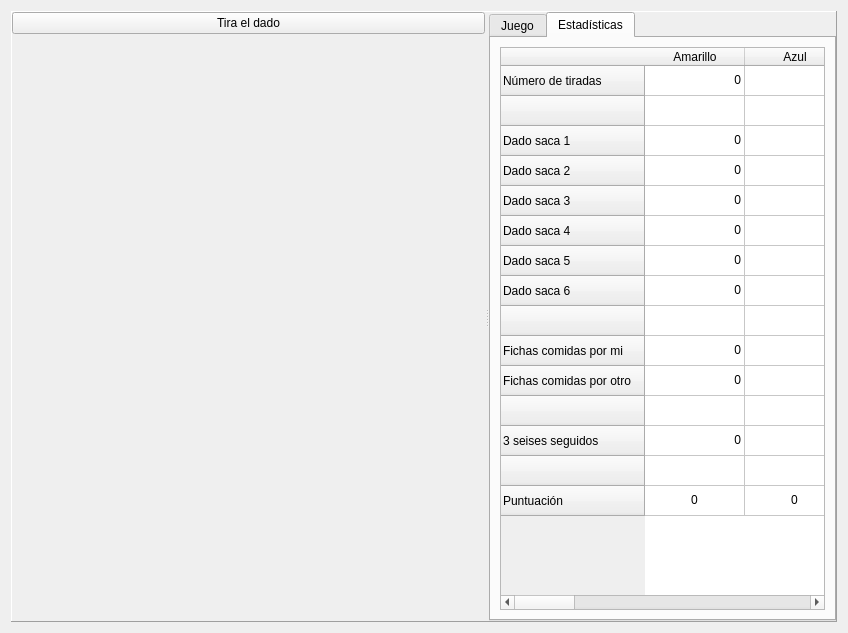
Old version of the form ui/wdgGame.ui in the repository turulomio/glparchis.
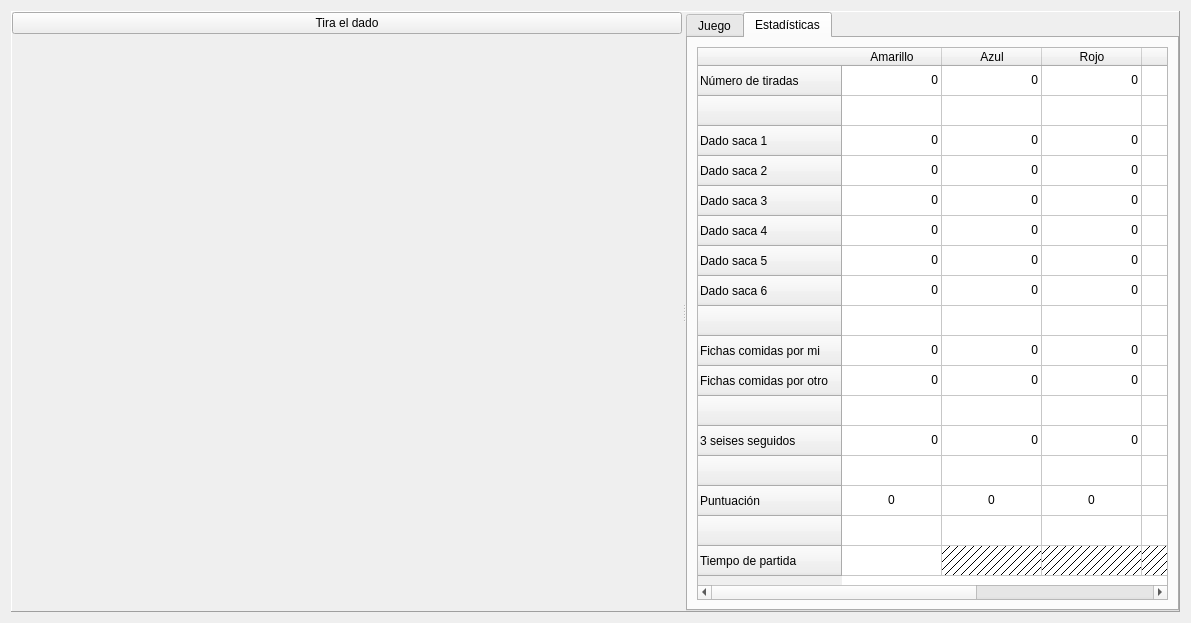
New version of the form. The open tabs and pages were chosen to show the change. Icons and pictures are not drawn. Custom widgets are drawn as their Qt base class.

```diff
--- a/ui/wdgGame.ui
+++ b/ui/wdgGame.ui
@@ -6,8 +6,8 @@
    <rect>
     <x>0</x>
     <y>0</y>
-    <width>848</width>
-    <height>633</height>
+    <width>1191</width>
+    <height>623</height>
    </rect>
   </property>
   <property name="windowTitle">
@@ -172,7 +172,9 @@
           <attribute name="title">
            <string>Estadísticas</string>
           </attribute>
-          <layout class="QHBoxLayout">
+          <layout class="QHBoxLayout" name="horizontalLayout_2">
+           <item>
+            <layout class="QVBoxLayout" name="verticalLayout_3">
            <item>
             <widget class="QTableStatistics" name="table">
              <row>
@@ -274,6 +276,16 @@
                <string>Puntuación</string>
               </property>
              </row>
+               <row>
+                <property name="text">
+                 <string/>
+                </property>
+               </row>
+               <row>
+                <property name="text">
+                 <string>Tiempo de partida</string>
+                </property>
+               </row>
              <column>
               <property name="text">
                <string>Amarillo</string>
@@ -341,6 +353,15 @@
               <property name="textAlignment">
                <set>AlignRight|AlignVCenter</set>
               </property>
+                <property name="background">
+                 <brush brushstyle="NoBrush">
+                  <color alpha="255">
+                   <red>0</red>
+                   <green>0</green>
+                   <blue>0</blue>
+                  </color>
+                 </brush>
+                </property>
              </item>
              <item row="0" column="1">
               <property name="text">
@@ -798,7 +819,79 @@
                </brush>
               </property>
              </item>
-            </widget>
+               <item row="16" column="0">
+                <property name="text">
+                 <string/>
+                </property>
+                <property name="font">
+                 <font>
+                  <weight>75</weight>
+                  <bold>true</bold>
+                 </font>
+                </property>
+                <property name="textAlignment">
+                 <set>AlignHCenter|AlignVCenter|AlignCenter</set>
+                </property>
+               </item>
+               <item row="16" column="1">
+                <property name="text">
+                 <string/>
+                </property>
+                <property name="background">
+                 <brush brushstyle="BDiagPattern">
+                  <color alpha="255">
+                   <red>0</red>
+                   <green>0</green>
+                   <blue>0</blue>
+                  </color>
+                 </brush>
+                </property>
+               </item>
+               <item row="16" column="2">
+                <property name="text">
+                 <string/>
+                </property>
+                <property name="background">
+                 <brush brushstyle="BDiagPattern">
+                  <color alpha="255">
+                   <red>0</red>
+                   <green>0</green>
+                   <blue>0</blue>
+                  </color>
+                 </brush>
+                </property>
+               </item>
+               <item row="16" column="3">
+                <property name="text">
+                 <string/>
+                </property>
+                <property name="background">
+                 <brush brushstyle="BDiagPattern">
+                  <color alpha="255">
+                   <red>0</red>
+                   <green>0</green>
+                   <blue>0</blue>
+                  </color>
+                 </brush>
+                </property>
+               </item>
+               <item row="16" column="4">
+                <property name="text">
+                 <string/>
+                </property>
+                <property name="background">
+                 <brush brushstyle="BDiagPattern">
+                  <color alpha="255">
+                   <red>0</red>
+                   <green>0</green>
+                   <blue>0</blue>
+                  </color>
+                 </brush>
+                </property>
+               </item>
+              </widget>
+             </item>
+            </layout>
            </item>
           </layout>
          </widget>
```
Left out of the diff: 3 changed lines with no effect on the pictures. Lines whose indentation alone changed are shown as unchanged.
